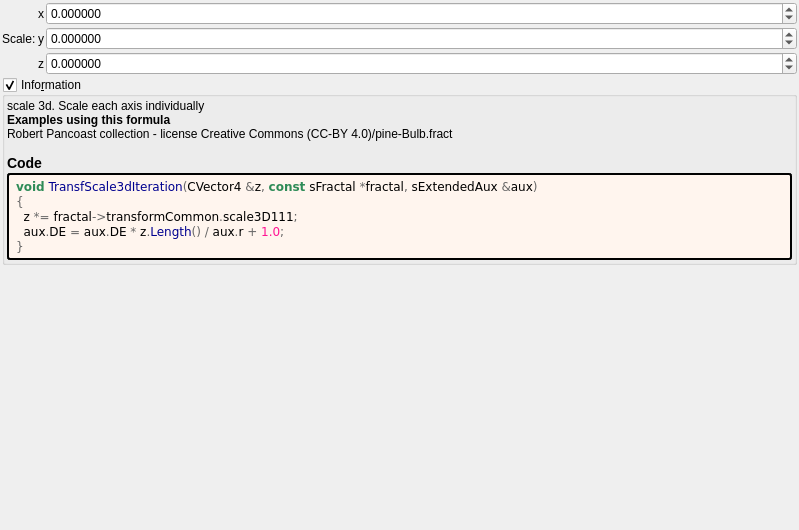
The window that mandelbulber2/formula/ui/transf_scale3d.ui (buddhi1980/mandelbulber2) describes before a commit, drawn with Qt 5.
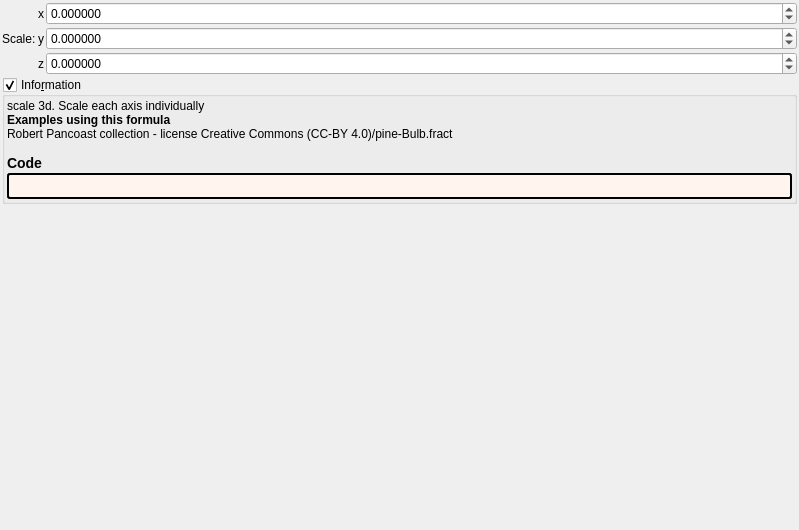
The same window after the commit. Custom widgets are drawn as their Qt base class.

What changed in the file:
```diff
--- a/mandelbulber2/formula/ui/transf_scale3d.ui
+++ b/mandelbulber2/formula/ui/transf_scale3d.ui
@@ -199,14 +199,7 @@
          <string notr="true">border-style: outset; border-width: 2px; border-radius: 3px; border-color: black; background-color: #fff5ee; padding: 4px;</string>
         </property>
         <property name="text">
-         <string notr="true">&lt;body style=&quot;background-color:#fff5ee&quot;&gt;
-&lt;pre style=&quot;color:#000000; background-color:#fff5ee;  font-family:'Courier New',monospace;&quot;&gt;&lt;span style=&quot;color:#2e8b57; font-weight:bold&quot;&gt;void&lt;/span&gt; &lt;span style=&quot;color:#00008f&quot;&gt;TransfScale3dIteration&lt;/span&gt;&lt;span style=&quot;color:#676767&quot;&gt;(&lt;/span&gt;CVector4 &lt;span style=&quot;color:#676767&quot;&gt;&amp;amp;&lt;/span&gt;z&lt;span style=&quot;color:#676767&quot;&gt;,&lt;/span&gt; &lt;span style=&quot;color:#2e8b57; font-weight:bold&quot;&gt;const&lt;/span&gt; sFractal &lt;span style=&quot;color:#676767&quot;&gt;*&lt;/span&gt;fractal&lt;span style=&quot;color:#676767&quot;&gt;,&lt;/span&gt; sExtendedAux &lt;span style=&quot;color:#676767&quot;&gt;&amp;amp;&lt;/span&gt;aux&lt;span style=&quot;color:#676767&quot;&gt;)&lt;/span&gt;
-&lt;span style=&quot;color:#676767&quot;&gt;{&lt;/span&gt;
-  z &lt;span style=&quot;color:#676767&quot;&gt;*=&lt;/span&gt; fractal&lt;span style=&quot;color:#676767&quot;&gt;-&amp;gt;&lt;/span&gt;transformCommon&lt;span style=&quot;color:#676767&quot;&gt;.&lt;/span&gt;scale3D111&lt;span style=&quot;color:#676767&quot;&gt;;&lt;/span&gt;
-  aux&lt;span style=&quot;color:#676767&quot;&gt;.&lt;/span&gt;DE &lt;span style=&quot;color:#676767&quot;&gt;=&lt;/span&gt; aux&lt;span style=&quot;color:#676767&quot;&gt;.&lt;/span&gt;DE &lt;span style=&quot;color:#676767&quot;&gt;*&lt;/span&gt; z&lt;span style=&quot;color:#676767&quot;&gt;.&lt;/span&gt;&lt;span style=&quot;color:#00008f&quot;&gt;Length&lt;/span&gt;&lt;span style=&quot;color:#676767&quot;&gt;() /&lt;/span&gt; aux&lt;span style=&quot;color:#676767&quot;&gt;.&lt;/span&gt;r &lt;span style=&quot;color:#676767&quot;&gt;+&lt;/span&gt; &lt;span style=&quot;color:#ff1493&quot;&gt;1.0&lt;/span&gt;&lt;span style=&quot;color:#676767&quot;&gt;;&lt;/span&gt;
-&lt;span style=&quot;color:#676767&quot;&gt;}&lt;/span&gt;
-&lt;/pre&gt;
-&lt;/body&gt;</string>
+         <string notr="true"></string>
         </property>
         <property name="wordWrap">
          <bool>true</bool>
```
